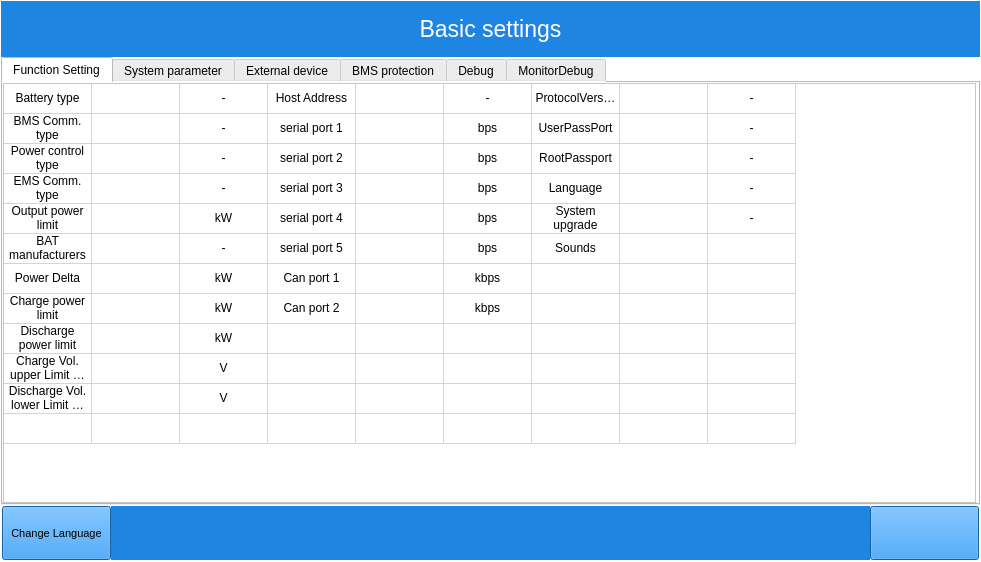
Before: the Qt Designer form win.ui in megarevolpr/Win, drawn with Qt 5.
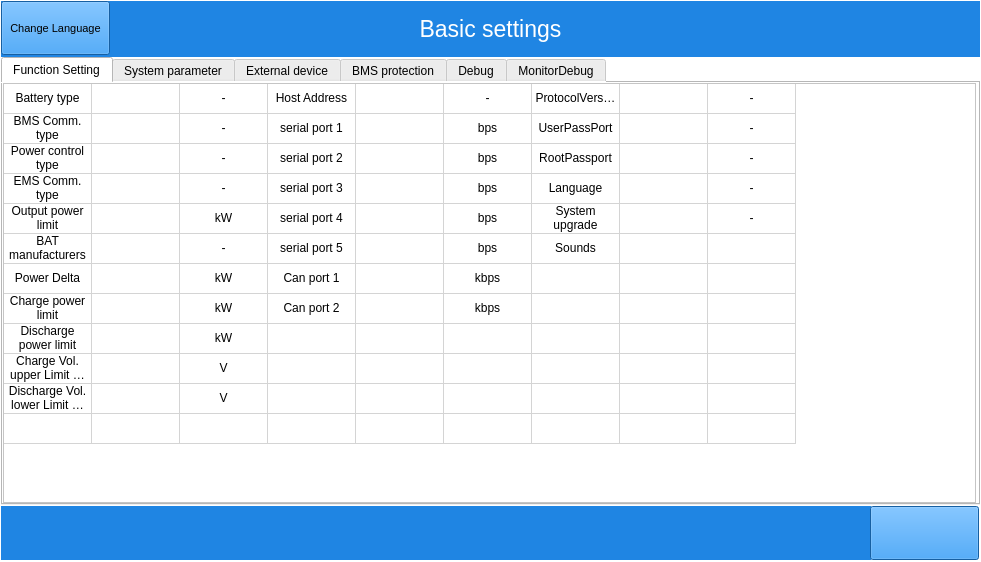
After: the same form once the commit is applied. The open tabs and pages were chosen to show the change. Icons and pictures are not drawn.

The edit to the form file:
```diff
--- a/win.ui
+++ b/win.ui
@@ -83,8 +83,8 @@
     <widget class="QPushButton" name="ChangeLanguage_btn_1">
      <property name="geometry">
       <rect>
-       <x>2</x>
-       <y>506</y>
+       <x>1</x>
+       <y>1</y>
        <width>109</width>
        <height>54</height>
       </rect>
@@ -2181,21 +2181,21 @@
     <widget class="QLabel" name="label_25">
      <property name="geometry">
       <rect>
-       <x>111</x>
+       <x>1</x>
        <y>506</y>
-       <width>759</width>
+       <width>870</width>
        <height>54</height>
       </rect>
      </property>
      <property name="minimumSize">
       <size>
-       <width>759</width>
+       <width>870</width>
        <height>54</height>
       </size>
      </property>
      <property name="maximumSize">
       <size>
-       <width>759</width>
+       <width>870</width>
        <height>54</height>
       </size>
      </property>
@@ -2236,6 +2236,11 @@
       <string/>
      </property>
     </widget>
+    <zorder>label_24</zorder>
+    <zorder>BasicSettings</zorder>
+    <zorder>label_25</zorder>
+    <zorder>UI_Complete_Btn</zorder>
+    <zorder>ChangeLanguage_btn_1</zorder>
    </widget>
    <widget class="QWidget" name="UI_page">
     <property name="minimumSize">
@@ -2565,7 +2570,7 @@
       </size>
      </property>
      <property name="currentIndex">
-      <number>3</number>
+      <number>1</number>
      </property>
      <widget class="QWidget" name="Host_Page">
       <widget class="QLabel" name="BattCurrent_label">
```
